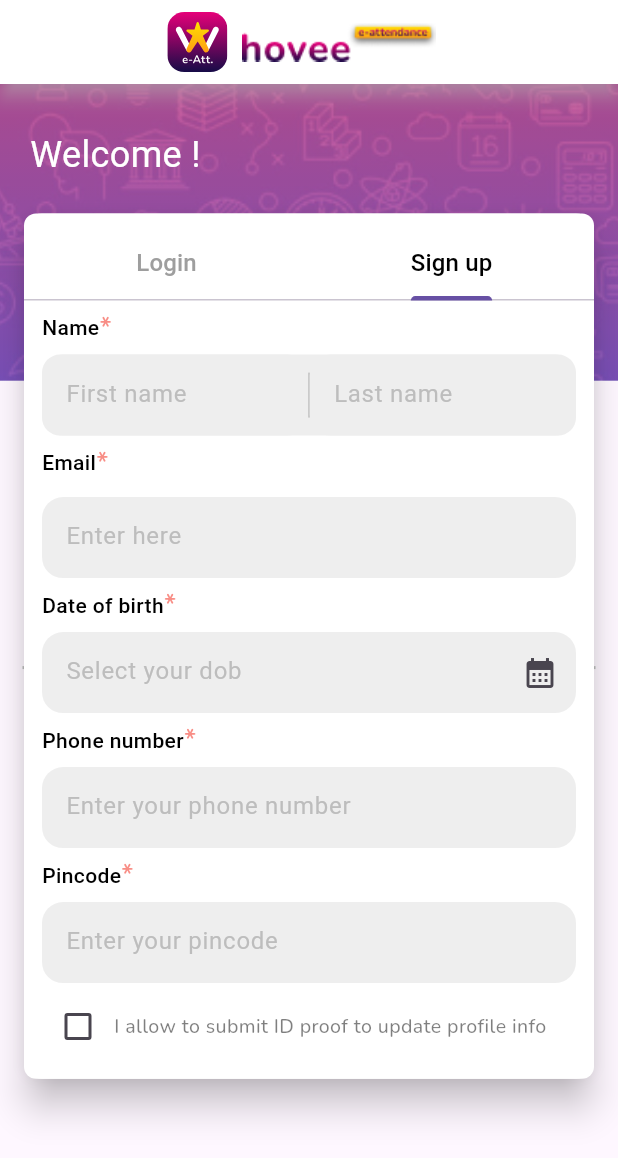
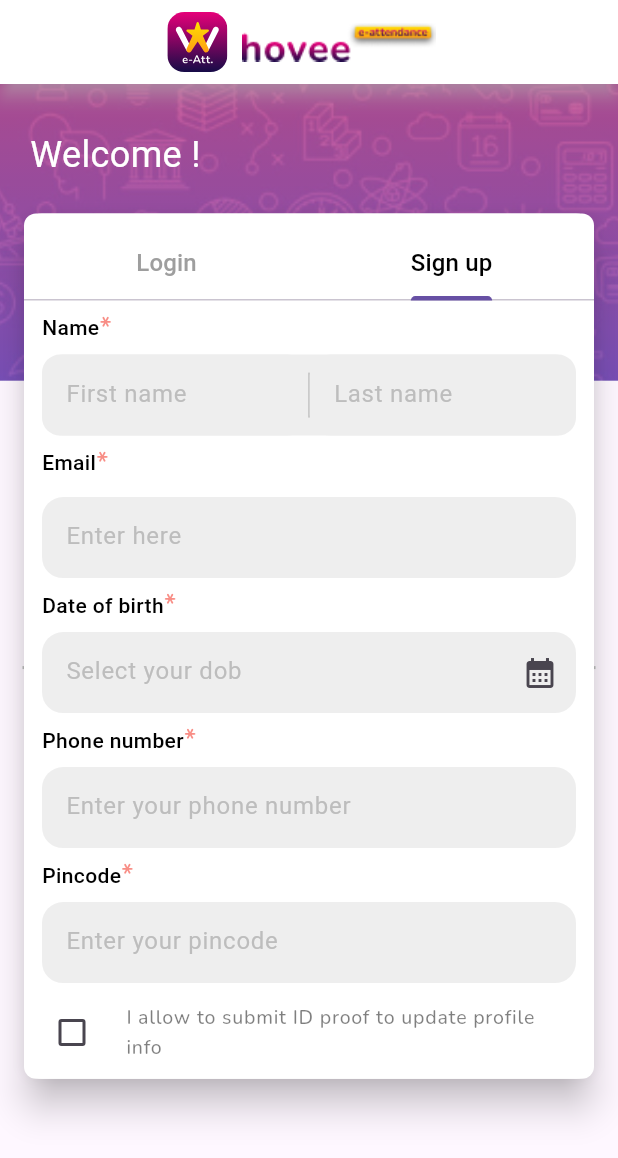
Before and after one commit to chandrumurugan/hovee_attendence, a Flutter app: the LoginSignUp screen opened directly, tab 2 chosen, on a phone screen of 412 x 824 dp. Shown: the top 1158 px of the screen. Run offline on Flutter 3.47's test engine with Material 3 defaults, Android fonts, the light colour scheme and no system bars; our stand-ins replace fl_chart, flutter_svg, font_awesome_flutter, get, get_storage, google_fonts and 6 more; accounts and stored records are empty; network calls fail.

Commit message:
internal bug fixed

```diff
--- a/lib/services/modalServices.dart
+++ b/lib/services/modalServices.dart
@@ -19,7 +19,9 @@ class ModalService {
               itemCount: idProofs.length,
               separatorBuilder: (context, index) =>  Container(), // Add a separator between items
               itemBuilder: (context, index) {
-                return RadioListTile<String>(
+                return SizedBox(
+                  height: 40,
+                  child: RadioListTile<String>(
                     title: Text(idProofs[index].label!), // Display the ID Proof name
                     value: idProofs[index].label!,
                     groupValue: authController.selectedIDProof.value, // Track the selected ID Proof
@@ -28,6 +30,7 @@ class ModalService {
                       authController.idProofController.text = value; // Update the text field
                       Navigator.pop(context); // Close the bottom sheet after selection
                     },
+                  ),
                 );
               },
             ),
--- a/lib/utils/customDropDownInputField.dart
+++ b/lib/utils/customDropDownInputField.dart
@@ -64,7 +64,10 @@ class CommonDropdownInputField extends StatelessWidget {
                 itemBuilder: (context, index) {
                   return Obx(() {
                     final isSelected = selectedValue.value == items[index]; // Check if the item is selected
-                    return RadioListTile<String>(
+                    return SizedBox(
+                      height: 40,
+                      child: RadioListTile<String>(
+                        contentPadding: EdgeInsets.symmetric(vertical: 0),
                         title: Text(items[index]),
                         value: items[index],
                         groupValue: selectedValue.value, // Track the selected item
@@ -74,6 +77,7 @@ class CommonDropdownInputField extends StatelessWidget {
                           onChanged(value); // Call the onChanged callback
                           Navigator.of(context).pop(); // Close the bottom sheet
                         },
+                      ),
                     );
                   });
                 },
--- a/lib/view/loginSignup/loginSingup.dart
+++ b/lib/view/loginSignup/loginSingup.dart
@@ -564,20 +564,21 @@ class LoginSignUp extends StatelessWidget {
                                           height: 5,
                                         ),
                                         Row(
+                                          mainAxisAlignment: MainAxisAlignment.start,
                                           children: [
-                                            Checkbox(
-                                              value: authController
+                                            Expanded(
+                                              child: CheckboxListTile.adaptive(  value: authController
                                                     .acceptedTerms.value,
+                                                 contentPadding: const EdgeInsets.symmetric(horizontal: 0),
+
                                                 onChanged: (bool? newValue) {
                                                   authController.acceptedTerms
-                                                    .value = newValue ?? false;
-                                                // setState(() {
-                                                //   _acceptedTerms =
-                                                //       newValue!;
-                                                // });
-                                              },
-                                            ),
-                                            Text(
+                                                      .value = newValue ?? false;},
+                                                      controlAffinity: ListTileControlAffinity.leading,
+                                                      // contentPadding: EdgeInsets.symmetric(horizontal: 10),
+
+
+                                                      title:  Text(
                                                 'I allow to submit ID proof to update profile info',
                                                 overflow: TextOverflow.clip,
                                                 style: GoogleFonts.nunito(
@@ -587,7 +588,31 @@ class LoginSignUp extends StatelessWidget {
                                                       .withOpacity(0.5),
                                                   fontWeight: FontWeight.w500,
                                                 ),
+                                              ) ,),
                                             ),
+                                            // Checkbox(
+                                            //   value: authController
+                                            //       .acceptedTerms.value,
+                                            //   onChanged: (bool? newValue) {
+                                            //     authController.acceptedTerms
+                                            //         .value = newValue ?? false;
+                                            //     // setState(() {
+                                            //     //   _acceptedTerms =
+                                            //     //       newValue!;
+                                            //     // });
+                                            //   },
+                                            // ),
+                                            // Text(
+                                            //   'I allow to submit ID proof to update profile info',
+                                            //   overflow: TextOverflow.clip,
+                                            //   style: GoogleFonts.nunito(
+                                            //     height: 1.5,
+                                            //     fontSize: 13,
+                                            //     color: Colors.black
+                                            //         .withOpacity(0.5),
+                                            //     fontWeight: FontWeight.w500,
+                                            //   ),
+                                            // ),
                                           ],
                                         ),
                                         Visibility(
@@ -726,7 +751,7 @@ class LoginSignUp extends StatelessWidget {
                                                           FontWeight.w500,
                                                     ),
                                                   ),
-                                                  Icon(
+                                                  const Icon(
                                                       FontAwesomeIcons.whatsapp,
                                                       color: Colors.green),
                                                   Text(
```
Also changed, not shown: lib/controllers/splash_controllers.dart (+11 -1 lines), lib/view/loginSignup/otp_screen.dart (+4 -4 lines). Lines whose indentation alone changed are shown as unchanged.
